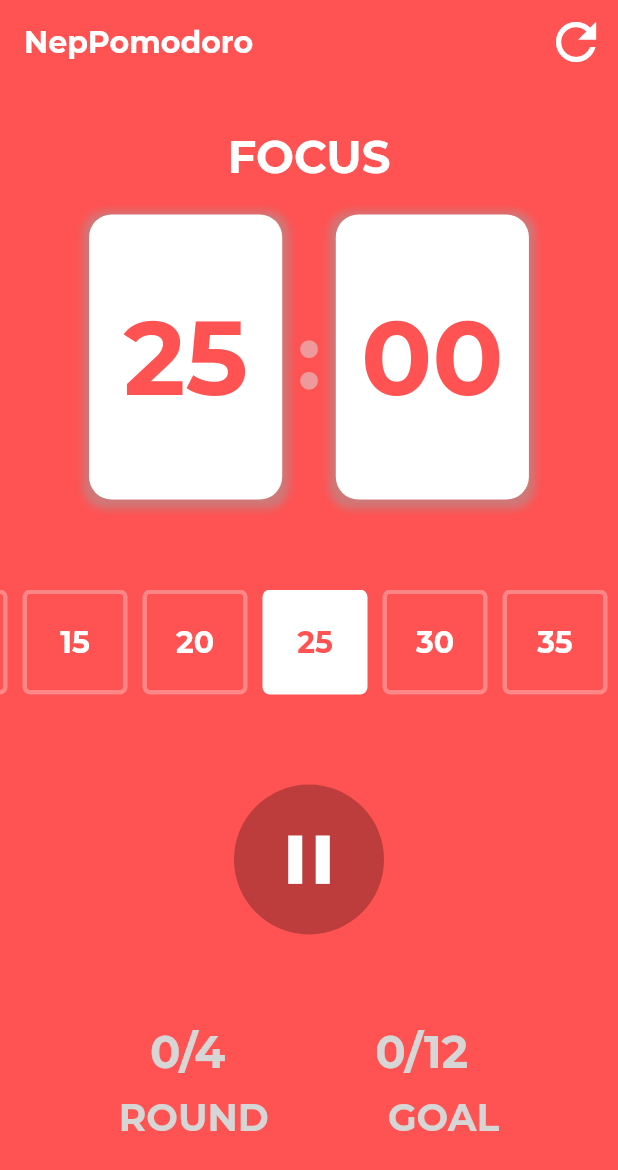
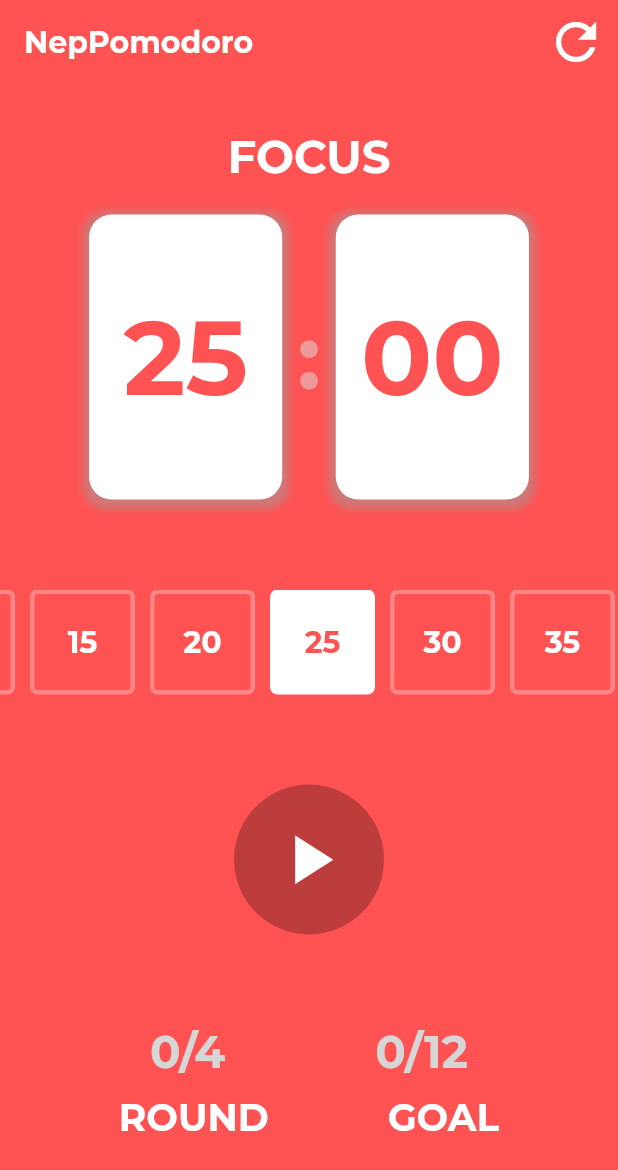
Before and after one commit to anupupadhaya123/FocusTimer, a Flutter app: the screen it shows after launch, on a phone screen of 412 x 824 dp. Shown: the top 1170 px of the screen. Run offline on Flutter 3.47's test engine with Material 2 defaults, Android fonts, the phone set to English and light mode, and no system bars; our stand-ins replace google_fonts.

Commit message:
Making Functionality by provider

```diff
--- a/lib/main.dart
+++ b/lib/main.dart
@@ -1,4 +1,6 @@
 import 'package:flutter/material.dart';
+import 'package:promodoro/services/timer_service.dart';
+import 'package:provider/provider.dart';
 
 import 'screens/promodor_screen.dart';
 
@@ -12,13 +14,15 @@ class MyApp extends StatelessWidget {
   // This widget is the root of your application.
   @override
   Widget build(BuildContext context) {
-    return MaterialApp(
+    return MultiProvider(
+        child: MaterialApp(
           debugShowCheckedModeBanner: false,
           title: 'Flutter Demo',
           theme: ThemeData(
             primarySwatch: Colors.blue,
           ),
           home: const PomodoroScreen(),
-    );
+        ),
+        providers: [ChangeNotifierProvider(create: (_) => TimerService())]);
   }
 }
--- a/lib/screens/promodor_screen.dart
+++ b/lib/screens/promodor_screen.dart
@@ -1,27 +1,30 @@
 import 'package:flutter/material.dart';
+import 'package:promodoro/services/timer_service.dart';
 import 'package:promodoro/utils/utils.dart';
 import 'package:promodoro/widgets/progrees_widget.dart';
 import 'package:promodoro/widgets/time_controller.dart';
 import 'package:promodoro/widgets/time_options.dart';
 import 'package:promodoro/widgets/timer_card.dart';
+import 'package:provider/provider.dart';
 
 class PomodoroScreen extends StatelessWidget {
   const PomodoroScreen({Key? key}) : super(key: key);
 
   @override
   Widget build(BuildContext context) {
+    final provider = Provider.of<TimerService>(context);
     return Scaffold(
-      backgroundColor: Colors.redAccent,
+      backgroundColor: renderColor(provider.currentState),
       appBar: AppBar(
         elevation: 0,
-        backgroundColor: Colors.redAccent,
+        backgroundColor: renderColor(provider.currentState),
         title: Text(
           "NepPomodoro",
           style: textStyle(20, Colors.white, FontWeight.w700),
         ),
         actions: [
           IconButton(
-            onPressed: () {},
+            onPressed: () => provider.reset(),
             icon: const Icon(
               Icons.refresh,
               color: Colors.white,
--- a/lib/utils/utils.dart
+++ b/lib/utils/utils.dart
@@ -6,6 +6,7 @@ TextStyle textStyle(double size, [Color? color, FontWeight? fw]) {
 }
 
 List selectableTimes = [
+  "0",
   "300",
   "600",
   "900",
@@ -18,3 +19,11 @@ List selectableTimes = [
   "3000",
   "3300"
 ];
+
+Color renderColor(String currentState) {
+  if (currentState == "FOCUS") {
+    return Colors.redAccent;
+  } else {
+    return Colors.lightBlueAccent;
+  }
+}
--- a/lib/widgets/progrees_widget.dart
+++ b/lib/widgets/progrees_widget.dart
@@ -1,22 +1,25 @@
 import 'package:flutter/material.dart';
+import 'package:promodoro/services/timer_service.dart';
 import 'package:promodoro/utils/utils.dart';
+import 'package:provider/provider.dart';
 
 class ProgressWidget extends StatelessWidget {
   const ProgressWidget({Key? key}) : super(key: key);
 
   @override
   Widget build(BuildContext context) {
+    final provider = Provider.of<TimerService>(context);
     return Column(
       children: [
         Row(
           mainAxisAlignment: MainAxisAlignment.spaceEvenly,
           children: [
             Text(
-              "0/4",
+              "${provider.round}/4",
               style: textStyle(30, Colors.grey[350], FontWeight.bold),
             ),
             Text(
-              "0/12",
+              "${provider.goal}/12",
               style: textStyle(30, Colors.grey[350], FontWeight.bold),
             )
           ],
@@ -29,11 +32,11 @@ class ProgressWidget extends StatelessWidget {
           children: [
             Text(
               "Round".toUpperCase(),
-              style: textStyle(25, Colors.grey[350], FontWeight.bold),
+              style: textStyle(25, Colors.white, FontWeight.bold),
             ),
             Text(
               "Goal".toUpperCase(),
-              style: textStyle(25, Colors.grey[350], FontWeight.bold),
+              style: textStyle(25, Colors.white, FontWeight.bold),
             )
           ],
         )
--- a/lib/widgets/time_controller.dart
+++ b/lib/widgets/time_controller.dart
@@ -1,4 +1,6 @@
 import 'package:flutter/material.dart';
+import 'package:promodoro/services/timer_service.dart';
+import 'package:provider/provider.dart';
 
 class TimeController extends StatefulWidget {
   const TimeController({Key? key}) : super(key: key);
@@ -10,16 +12,24 @@ class TimeController extends StatefulWidget {
 class _TimeControllerState extends State<TimeController> {
   @override
   Widget build(BuildContext context) {
+    final provider = Provider.of<TimerService>(context);
     return Container(
       width: 100,
       height: 100,
-      decoration: BoxDecoration(color: Colors.black26, shape: BoxShape.circle),
+      decoration:
+          const BoxDecoration(color: Colors.black26, shape: BoxShape.circle),
       child: Center(
         child: IconButton(
-          icon: Icon(Icons.pause),
+          icon: provider.timerPlay
+              ? const Icon(Icons.pause)
+              : const Icon(Icons.play_arrow_sharp),
           color: Colors.white,
           iconSize: 55,
-          onPressed: () {},
+          onPressed: () {
+            provider.timerPlay
+                ? Provider.of<TimerService>(context, listen: false).pause()
+                : Provider.of<TimerService>(context, listen: false).start();
+          },
         ),
       ),
     );
--- a/lib/widgets/time_options.dart
+++ b/lib/widgets/time_options.dart
@@ -1,26 +1,33 @@
 import 'dart:developer';
 
 import 'package:flutter/material.dart';
+import 'package:promodoro/services/timer_service.dart';
 import 'package:promodoro/utils/utils.dart';
+import 'package:provider/provider.dart';
 
 class TimeOptions extends StatelessWidget {
-  double selectedTime = 1500;
+  // double selectedTime = 1500;
 
   TimeOptions({Key? key}) : super(key: key);
 
   @override
   Widget build(BuildContext context) {
+    final provider = Provider.of<TimerService>(context);
     return SingleChildScrollView(
-      controller: ScrollController(initialScrollOffset: 155),
+      controller: ScrollController(initialScrollOffset: 230),
       scrollDirection: Axis.horizontal,
       child: Row(
         children: selectableTimes.map((time) {
-          log(time.toString());
-          return Container(
+          // log(time.toString());
+          return InkWell(
+            onTap: () {
+              provider.selectTime(double.parse(time));
+            },
+            child: Container(
                 margin: EdgeInsets.only(left: 10),
                 width: 70,
                 height: 70,
-              decoration: int.parse(time) == selectedTime
+                decoration: int.parse(time) == provider.selectedTime
                     ? BoxDecoration(
                         color: Colors.white,
                         borderRadius: BorderRadius.circular(5))
@@ -32,11 +39,12 @@ class TimeOptions extends StatelessWidget {
                   (int.parse(time) ~/ 60).toString(),
                   style: textStyle(
                       20,
-                    int.parse(time) == selectedTime
-                        ? Colors.redAccent
+                      int.parse(time) == provider.selectedTime
+                          ? renderColor(provider.currentState)
                           : Colors.white,
                       FontWeight.w700),
-              )));
+                ))),
+          );
         }).toList() as List<Widget>,
       ),
     );
--- a/lib/widgets/timer_card.dart
+++ b/lib/widgets/timer_card.dart
@@ -1,15 +1,19 @@
 import 'package:flutter/material.dart';
+import 'package:promodoro/services/timer_service.dart';
 import 'package:promodoro/utils/utils.dart';
+import 'package:provider/provider.dart';
 
 class TimerCard extends StatelessWidget {
   const TimerCard({Key? key}) : super(key: key);
 
   @override
   Widget build(BuildContext context) {
+    final provider = Provider.of<TimerService>(context);
+    final seconds = provider.currentDuration % 60;
     return Column(
       children: [
         Text(
-          "FOCUS",
+          provider.currentState,
           style: textStyle(30, Colors.white, FontWeight.w700),
         ),
         SizedBox(
@@ -34,8 +38,9 @@ class TimerCard extends StatelessWidget {
                   ]),
               child: Center(
                 child: Text(
-                  "25",
-                  style: textStyle(70, Colors.redAccent, FontWeight.bold),
+                  (provider.currentDuration ~/ 60).toString(),
+                  style: textStyle(
+                      70, renderColor(provider.currentState), FontWeight.bold),
                 ),
               ),
             ),
@@ -65,8 +70,11 @@ class TimerCard extends StatelessWidget {
                   ]),
               child: Center(
                 child: Text(
-                  "00",
-                  style: textStyle(70, Colors.redAccent, FontWeight.bold),
+                  seconds == 0
+                      ? "${seconds.round()}0"
+                      : seconds.round().toString(),
+                  style: textStyle(
+                      70, renderColor(provider.currentState), FontWeight.bold),
                 ),
               ),
             ),
```
Also changed, not shown: lib/services/timer_service.dart (added, +73 -0 lines). Lines whose indentation alone changed are shown as unchanged.
